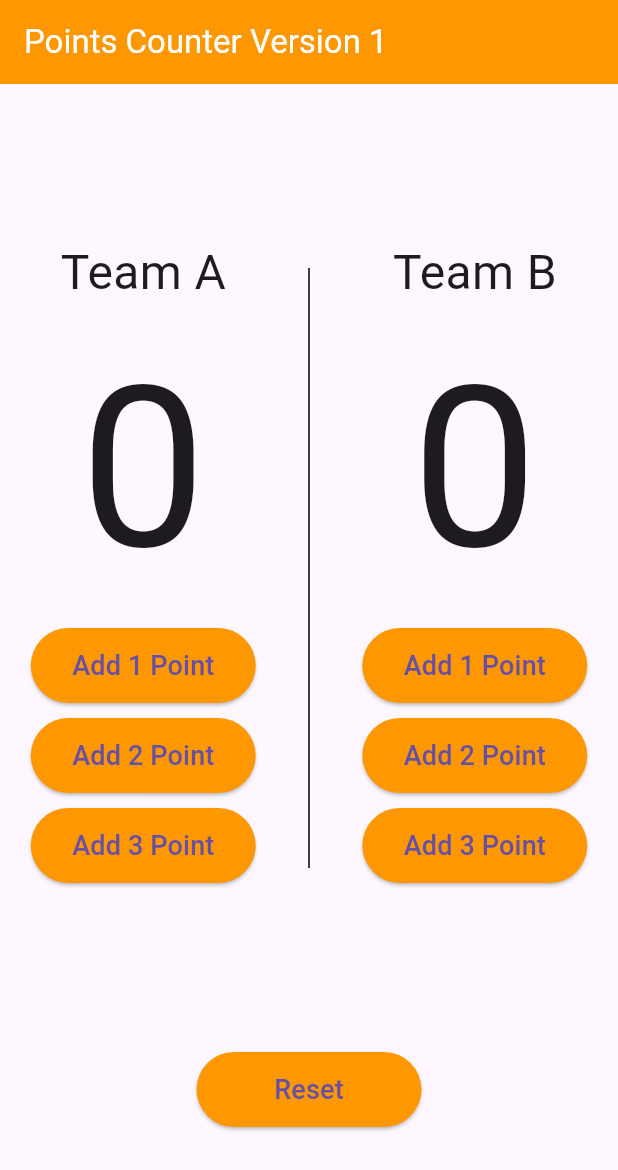
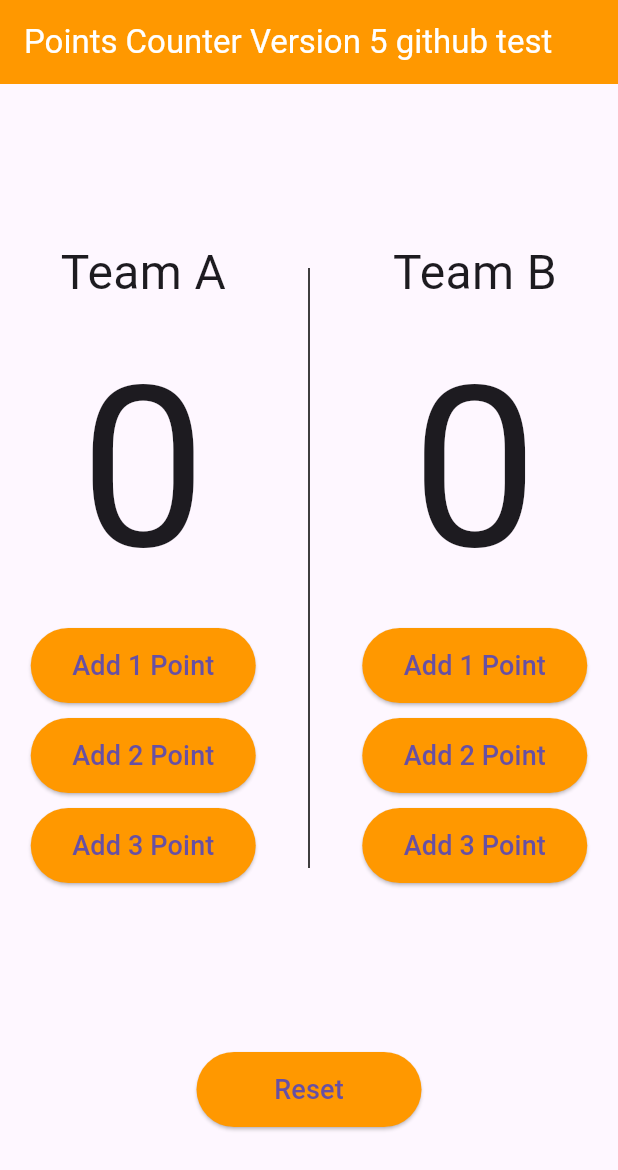
Before and after one commit to HushABF/basket_counter, a Flutter app: the screen it shows after launch, on a phone screen of 412 x 824 dp. Shown: the top 1170 px of the screen. Run offline on Flutter 3.47's test engine with Material 3 defaults, Android fonts, the light colour scheme and no system bars.

Commit message:
Version 5

```diff
--- a/lib/main.dart
+++ b/lib/main.dart
@@ -22,7 +22,7 @@ class _BasketBallCounterState extends State<BasketBallCounter> {
         appBar: AppBar(
           backgroundColor: Colors.orange,
           title: const Text(
-            'Points Counter Version 1',
+            'Points Counter Version 5 github test',
             style: TextStyle(color: Colors.white),
           ),
         ),
```
